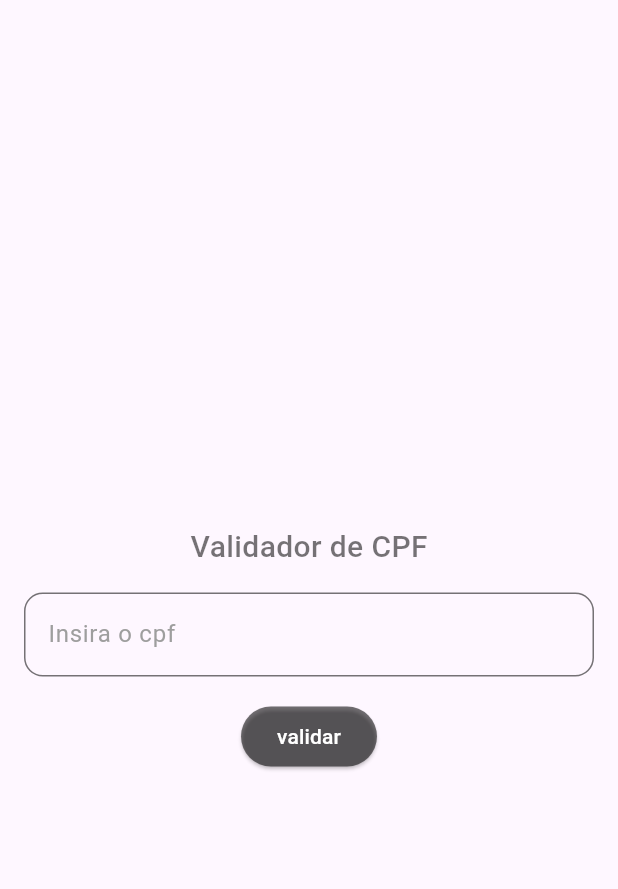
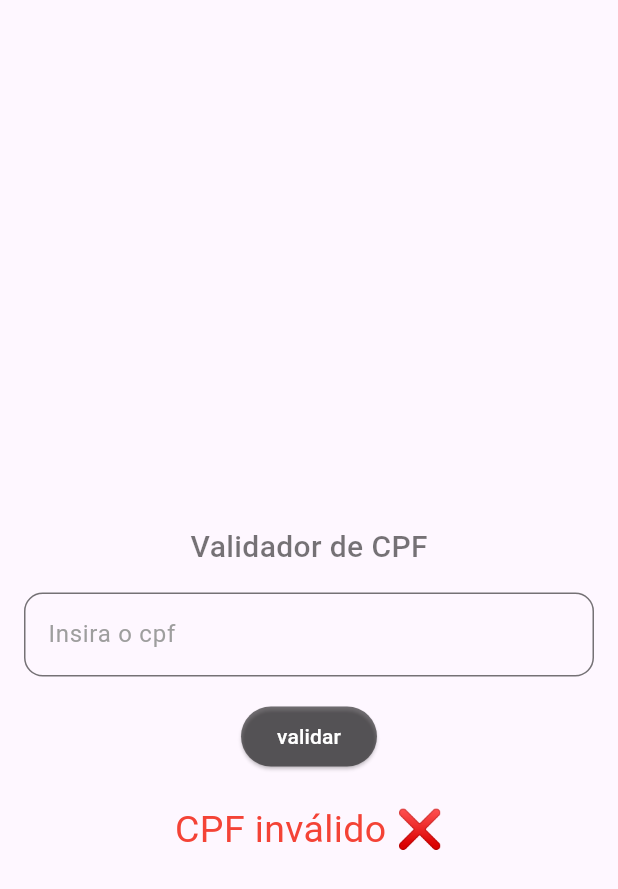
Before and after one commit to atevilson/dart-cpf, a Flutter app: the screen it shows after launch, after a tap on "validar", on a phone screen of 412 x 824 dp. Shown: the top 889 px of the screen. Run offline on Flutter 3.47's test engine with Material 3 defaults, Android fonts, the phone set to English and light mode, and no system bars; our stand-ins replace mask_text_input_formatter.

Commit message:
adiciona método validador de cpf

```diff
--- a/lib/ui/cpf_validator_screen.dart
+++ b/lib/ui/cpf_validator_screen.dart
@@ -1,5 +1,8 @@
 
 import 'package:flutter/material.dart';
+import 'package:flutter/services.dart';
+import 'package:mask_text_input_formatter/mask_text_input_formatter.dart';
+import 'package:validador_cpf/cpf_validate.dart';
 
 class CpfValidatorScreen extends StatefulWidget{
   const CpfValidatorScreen({super.key});
@@ -13,11 +16,14 @@ class _CpfValidatorScreenState extends State<CpfValidatorScreen> {
   late final FocusNode _focusNode = FocusNode();
   bool _isFocused = false;
   bool _isEnabled = false;
+  String? _validateCpf;
 
   // strings fixas
   final String _validadorCpf = "Validador de CPF";
   final String _validar = "validar";
   final String _insiraCpf = "Insira o cpf";
+  final String _cpfValido = "CPF válido";
+  final String _cpfInvalido = "CPF inválido";
 
   @override
   void initState(){
@@ -28,6 +34,13 @@ class _CpfValidatorScreenState extends State<CpfValidatorScreen> {
       });
     });
     super.initState();
+  }
+
+  @override
+  void dispose(){
+    super.dispose();
+    _controller.dispose();
+    _focusNode.dispose();
   }
 
   @override
@@ -48,19 +61,32 @@ class _CpfValidatorScreenState extends State<CpfValidatorScreen> {
             ),
             Padding(
               padding: const EdgeInsets.all(16.0),
-              child: TextFormField(
+              child: TextField(
+                inputFormatters: [
+                  FilteringTextInputFormatter.digitsOnly,
+                  _formatCpf()
+                ],
                 focusNode: _focusNode,
                 enabled: true,
                 controller: _controller,
                 keyboardType: TextInputType.number,
-                decoration: _getDecorationInput()
+                decoration: _getDecorationInput(),
               ),
             ),
-            ElevatedButton(onPressed: () => {},
+            ElevatedButton(
+              onPressed: () => _getValidatedCpf(),
             style: ElevatedButton.styleFrom(
               backgroundColor: _isEnabled ? Colors.green : Colors.black54,
               foregroundColor: Colors.white
-            ), child: Text(_validar))
+            ), child: Text(_validar)),
+            if(_validateCpf != null) Padding(
+              padding: const EdgeInsets.all(20.0),
+              child: Text(_validateCpf ?? "",
+              style: TextStyle(
+                color: _validateCpf!.contains("✅") ? Colors.green : Colors.red,
+                fontSize: 25
+              ),),
+            )
           ],
         ),
       ),
@@ -89,7 +115,24 @@ class _CpfValidatorScreenState extends State<CpfValidatorScreen> {
           borderRadius: BorderRadius.circular(12.5),
           borderSide: BorderSide(color: Colors.red)),
       labelText: _insiraCpf,
-      labelStyle: TextStyle(color: _getLabelColor())
+      labelStyle: TextStyle(color: _getLabelColor()),
+      fillColor: Colors.green,
+      focusColor: Colors.green
    );
   }
+
+   MaskTextInputFormatter _formatCpf(){
+    return MaskTextInputFormatter(
+      mask: "###.###.###-##",
+      filter: {"#": RegExp(r"[0-9]")}
+    );
+  }
+
+  void _getValidatedCpf() {
+    final cpf = _controller.text;
+    final isValid = CpfValidate().validate(cpf);
+    setState(() {
+      _validateCpf = isValid ? "$_cpfValido ✅" : "$_cpfInvalido ❌";
+    });
+  }
 }
```
